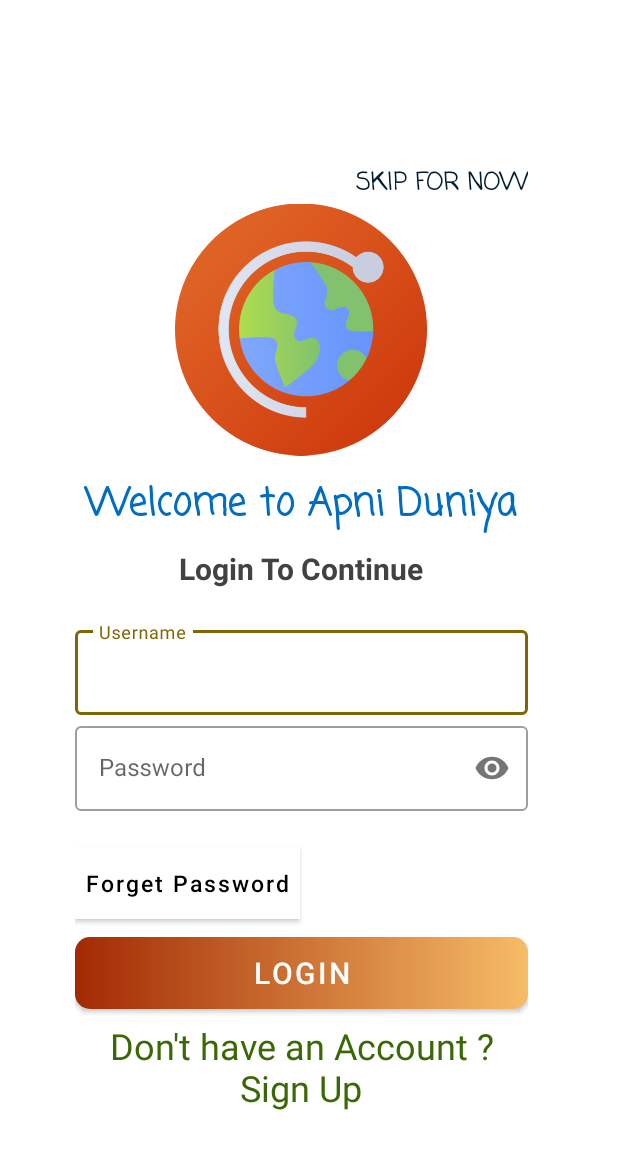
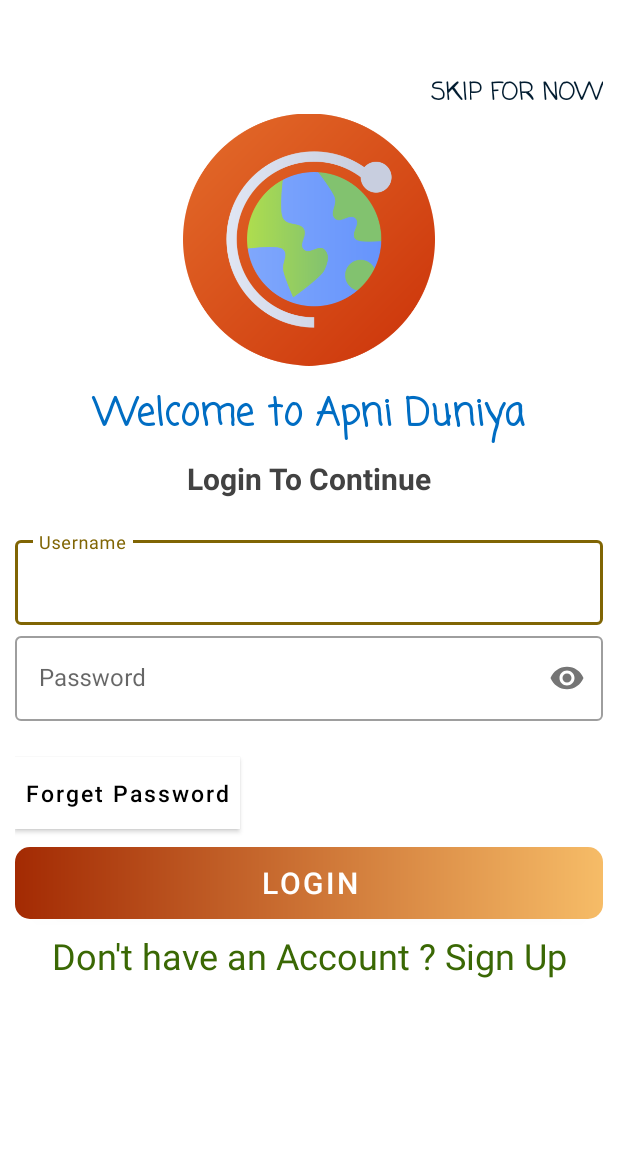
Before and after one commit to sajjad612/News-App-Apni-Duniya-, an Android app: the screen it shows after launch (Login), on a phone screen of 412 x 824 dp. Shown: the top 1149 px of the screen. Run offline under Robolectric (Android 15) with nearby library versions, the phone set to English and light mode, and no system bars; our stand-ins replace Firebase (no records; nobody signed in at launch, a user with empty details on screens opened directly); Roboto replaces fonts that are not available here.

Commit message:
fourth commit

```diff
--- a/app/src/main/res/layout/activity_choose_category.xml
+++ b/app/src/main/res/layout/activity_choose_category.xml
@@ -83,7 +83,7 @@
                     android:layout_width="wrap_content"
                     android:layout_height="wrap_content"
                     android:layout_margin="5dp"
-                    app:cardCornerRadius="70dp"
+                    app:cardCornerRadius="65dp"
                     android:layout_marginTop="10dp"
                     android:layout_marginEnd="10dp"
                     android:layout_marginRight="0dp"
@@ -97,7 +97,7 @@
                         <ImageView
                             android:id="@+id/idIVSelectCategory"
                             android:layout_width="wrap_content"
-                            android:layout_height="310dp"
+                            android:layout_height="300dp"
                             android:scaleType="centerCrop"
                             app:srcCompat="@drawable/category" />
 
@@ -106,7 +106,6 @@
                             android:layout_width="match_parent"
                             android:layout_height="wrap_content"
                             android:layout_gravity="center"
-                            android:layout_marginTop="5dp"
                             android:background="#15A6B8"
                             android:gravity="center"
                             android:text="News by Category"
--- a/app/src/main/res/layout/activity_login.xml
+++ b/app/src/main/res/layout/activity_login.xml
@@ -1,4 +1,3 @@
-<?xml version="1.0" encoding="utf-8"?>
 <?xml version="1.0" encoding="utf-8"?>
 <LinearLayout xmlns:android="http://schemas.android.com/apk/res/android"
     xmlns:app="http://schemas.android.com/apk/res-auto"
@@ -7,9 +6,8 @@
     android:layout_height="match_parent"
     tools:context=".Login"
     android:background="#ffffff"
-    android:padding="20dp"
     android:orientation="vertical"
-    android:layout_marginTop="40dp">
+    >
 
 
 <LinearLayout
@@ -23,12 +21,7 @@
         <LinearLayout
             android:layout_width="match_parent"
             android:layout_height="match_parent"
-            android:layout_marginStart="30dp"
-            android:layout_marginLeft="30dp"
-            android:layout_marginTop="10dp"
-            android:layout_marginEnd="40dp"
-            android:layout_marginRight="20dp"
-            android:layout_marginBottom="15dp"
+            android:layout_margin="10dp"
             android:orientation="vertical"
             android:paddingTop="30dp">
 
```
